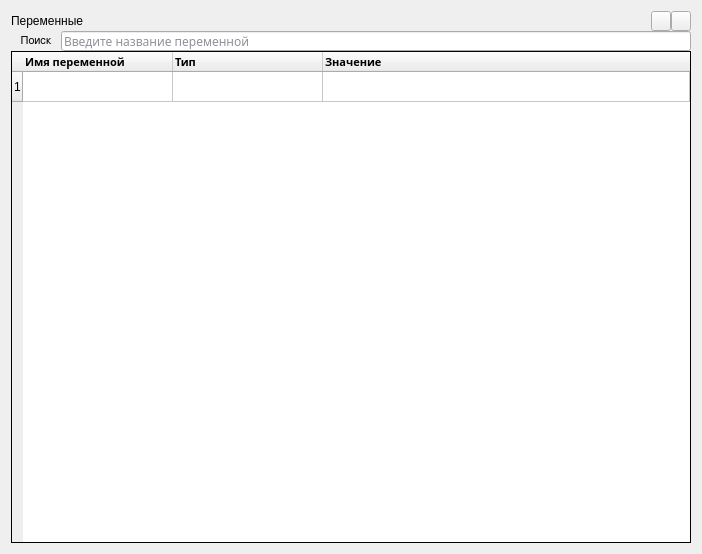
Qt form ui/var_list.ui (oleg1996323/OsterMath) before a commit.
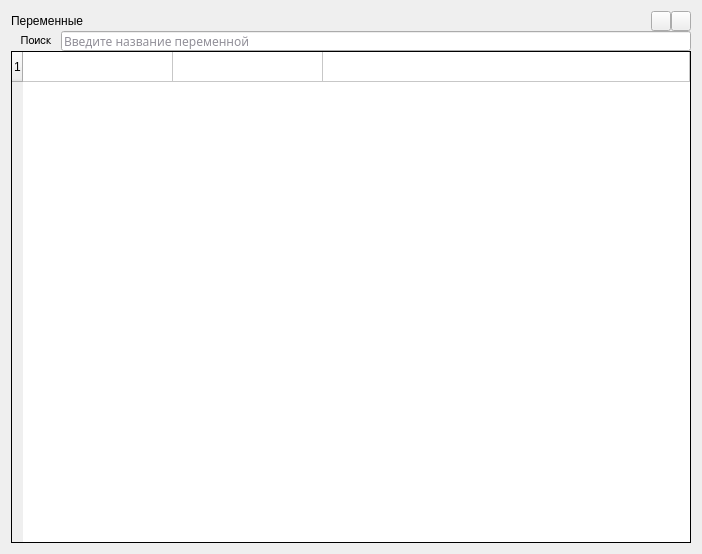
The same form after that commit.

```diff
--- a/ui/var_list.ui
+++ b/ui/var_list.ui
@@ -311,7 +311,7 @@
           <number>1</number>
          </property>
          <attribute name="horizontalHeaderVisible">
-          <bool>true</bool>
+          <bool>false</bool>
          </attribute>
          <attribute name="horizontalHeaderCascadingSectionResizes">
           <bool>false</bool>
```
Left out of the diff: 2 changed lines with no effect on the pictures.
